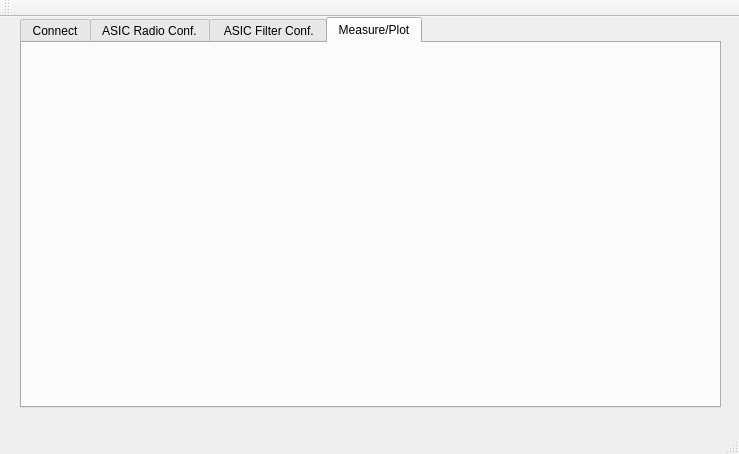
This is BioDriver/bio2016/mainwindow.ui in saul-rodriguez/Qt as Qt 5 draws it before an edit. The edited form follows.
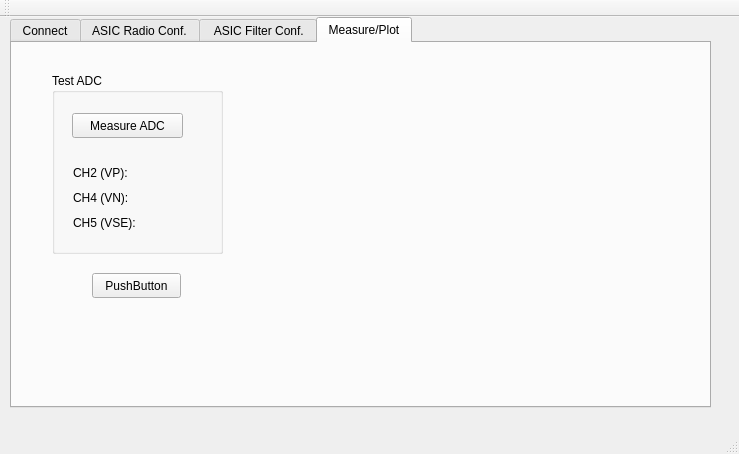
This is the edited form. The open tabs and pages were chosen to show the change.

```diff
--- a/BioDriver/bio2016/mainwindow.ui
+++ b/BioDriver/bio2016/mainwindow.ui
@@ -17,7 +17,7 @@
    <widget class="QTabWidget" name="tabWidget">
     <property name="geometry">
      <rect>
-      <x>20</x>
+      <x>10</x>
       <y>0</y>
       <width>701</width>
       <height>391</height>
@@ -646,6 +646,78 @@
      <attribute name="title">
       <string>Measure/Plot</string>
      </attribute>
+     <widget class="QGroupBox" name="groupBox_5">
+      <property name="geometry">
+       <rect>
+        <x>40</x>
+        <y>30</y>
+        <width>171</width>
+        <height>181</height>
+       </rect>
+      </property>
+      <property name="title">
+       <string>Test ADC</string>
+      </property>
+      <widget class="QWidget" name="verticalLayoutWidget_7">
+       <property name="geometry">
+        <rect>
+         <x>10</x>
+         <y>79</y>
+         <width>151</width>
+         <height>91</height>
+        </rect>
+       </property>
+       <layout class="QVBoxLayout" name="verticalLayout_7">
+        <item>
+         <widget class="QLabel" name="label_CH2">
+          <property name="text">
+           <string>CH2 (VP):</string>
+          </property>
+         </widget>
+        </item>
+        <item>
+         <widget class="QLabel" name="label_CH3">
+          <property name="text">
+           <string>CH4 (VN):</string>
+          </property>
+         </widget>
+        </item>
+        <item>
+         <widget class="QLabel" name="label_CH5">
+          <property name="text">
+           <string>CH5 (VSE):</string>
+          </property>
+         </widget>
+        </item>
+       </layout>
+      </widget>
+      <widget class="QPushButton" name="pushButtonTestADC">
+       <property name="geometry">
+        <rect>
+         <x>20</x>
+         <y>40</y>
+         <width>111</width>
+         <height>25</height>
+        </rect>
+       </property>
+       <property name="text">
+        <string>Measure ADC</string>
+       </property>
+      </widget>
+     </widget>
+     <widget class="QPushButton" name="pushButtonAllTest">
+      <property name="geometry">
+       <rect>
+        <x>80</x>
+        <y>230</y>
+        <width>89</width>
+        <height>25</height>
+       </rect>
+      </property>
+      <property name="text">
+       <string>PushButton</string>
+      </property>
+     </widget>
     </widget>
    </widget>
   </widget>
```
Left out of the diff: 2 changed lines with no effect on the pictures.
